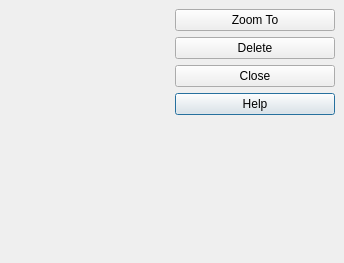
Above: src/ui/qgsbookmarksbase.ui from stopa85/Quantum-GIS before the change. Below: the same form after it.
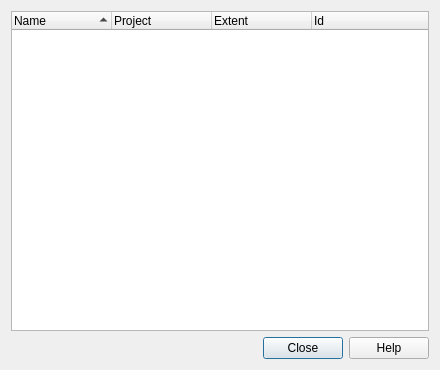
That is the form after the change. Custom widgets are drawn as their Qt base class.

```diff
--- a/src/ui/qgsbookmarksbase.ui
+++ b/src/ui/qgsbookmarksbase.ui
@@ -8,38 +8,25 @@
    <rect>
     <x>0</x>
     <y>0</y>
-    <width>344</width>
-    <height>263</height>
+    <width>440</width>
+    <height>370</height>
    </rect>
   </property>
   <property name="windowTitle" >
    <string>Geospatial Bookmarks</string>
   </property>
   <layout class="QGridLayout" >
-   <property name="margin" >
-    <number>9</number>
-   </property>
-   <property name="spacing" >
-    <number>6</number>
-   </property>
-   <item row="4" column="1" >
-    <spacer>
-     <property name="orientation" >
-      <enum>Qt::Vertical</enum>
+   <item row="0" column="0" >
+    <widget class="QTreeWidget" name="lstBookmarks" >
+     <property name="rootIsDecorated" >
+      <bool>false</bool>
      </property>
-     <property name="sizeType" >
-      <enum>QSizePolicy::Expanding</enum>
+     <property name="sortingEnabled" >
+      <bool>true</bool>
      </property>
-     <property name="sizeHint" >
-      <size>
-       <width>85</width>
-       <height>109</height>
-      </size>
+     <property name="columnCount" >
+      <number>4</number>
      </property>
-    </spacer>
-   </item>
-   <item rowspan="5" row="0" column="0" >
-    <widget class="Q3ListView" name="lstBookmarks" >
      <column>
       <property name="text" >
        <string>Name</string>
@@ -62,56 +49,16 @@
      </column>
     </widget>
    </item>
-   <item row="3" column="1" >
-    <widget class="QPushButton" name="btnHelp" >
-     <property name="text" >
-      <string>Help</string>
-     </property>
-    </widget>
-   </item>
-   <item row="2" column="1" >
-    <widget class="QPushButton" name="btnClose" >
-     <property name="toolTip" >
-      <string>Close the dialog</string>
-     </property>
-     <property name="text" >
-      <string>Close</string>
-     </property>
-    </widget>
-   </item>
-   <item row="1" column="1" >
-    <widget class="QPushButton" name="btnDelete" >
-     <property name="toolTip" >
-      <string>Delete the currently selected bookmark</string>
-     </property>
-     <property name="text" >
-      <string>Delete</string>
-     </property>
-    </widget>
-   </item>
-   <item row="0" column="1" >
-    <widget class="QPushButton" name="btnZoomTo" >
-     <property name="toolTip" >
-      <string>Zoom to the currently selected bookmark</string>
-     </property>
-     <property name="text" >
-      <string>Zoom To</string>
+   <item row="1" column="0" >
+    <widget class="QDialogButtonBox" name="buttonBox" >
+     <property name="standardButtons" >
+      <set>QDialogButtonBox::Close|QDialogButtonBox::Help|QDialogButtonBox::NoButton</set>
      </property>
     </widget>
    </item>
   </layout>
  </widget>
  <layoutdefault spacing="6" margin="11" />
- <pixmapfunction>qPixmapFromMimeSource</pixmapfunction>
- <customwidgets>
-  <customwidget>
-   <class>Q3ListView</class>
-   <extends></extends>
-   <header>q3listview.h</header>
-   <container>0</container>
-   <pixmap></pixmap>
-  </customwidget>
- </customwidgets>
  <tabstops>
   <tabstop>btnZoomTo</tabstop>
   <tabstop>btnDelete</tabstop>
```
Left out of the diff: 28 changed lines with no effect on the pictures.
